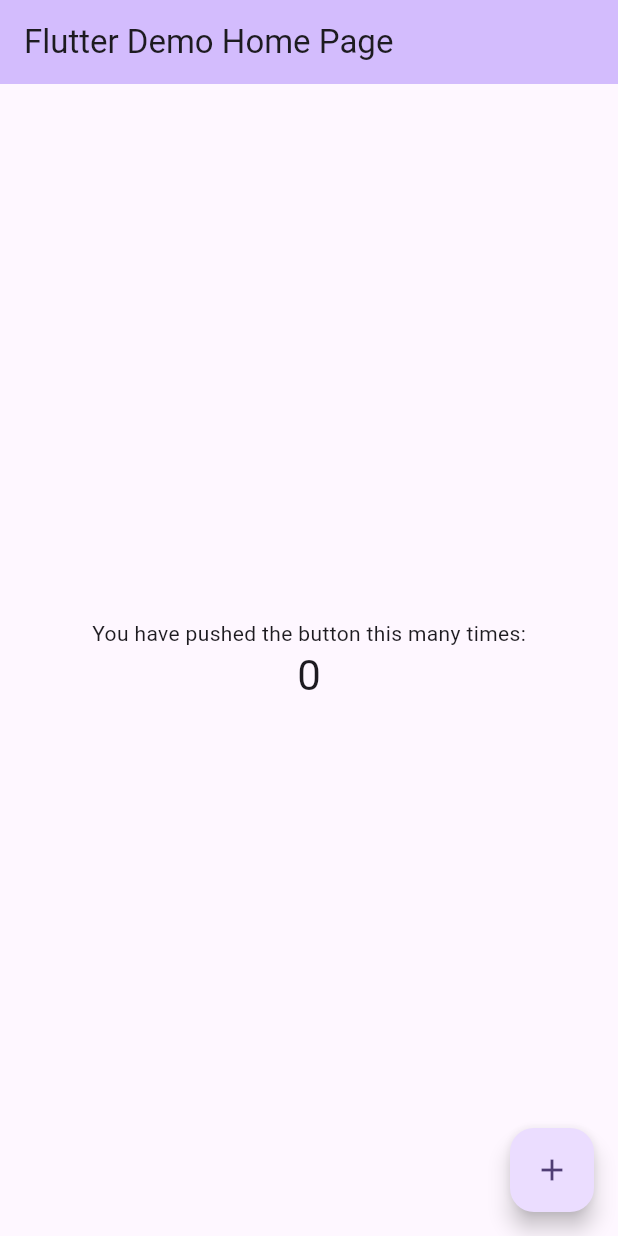
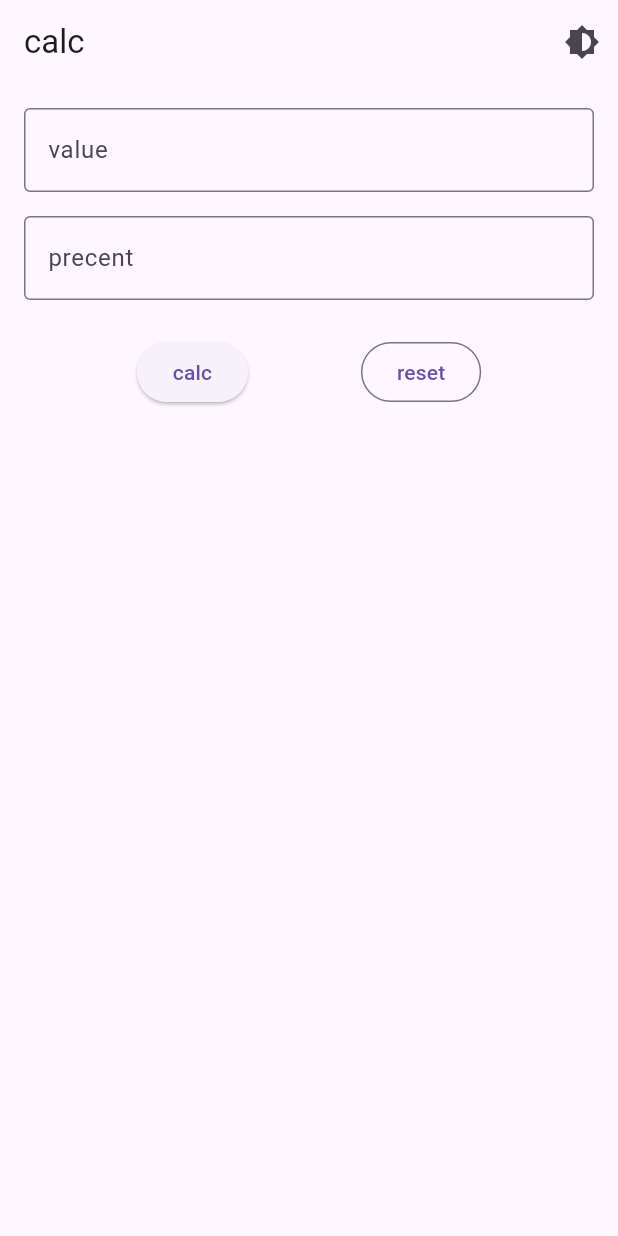
Before and after one commit to petyaas/calc_test, a Flutter app: the screen it shows after launch, on a phone screen of 412 x 824 dp. Run offline on Flutter 3.47's test engine with Material 3 defaults, Android fonts, the phone set to English and light mode, and no system bars; our stand-ins replace flutter_bloc, hive, hive_flutter; accounts and stored records are empty.

Commit message:
calc-screen logic-bloc theme-change depend

```diff
--- /dev/null
+++ b/lib/logic/bloc_logic.dart
@@ -0,0 +1,3 @@
+export 'calc_bloc.dart';
+export 'calc_event.dart';
+export 'calc_state.dart';
--- /dev/null
+++ b/lib/logic/calc_bloc.dart
@@ -0,0 +1,27 @@
+import 'package:flutter_bloc/flutter_bloc.dart';
+import 'package:hive/hive.dart';
+import 'calc_state.dart';
+import 'calc_event.dart';
+
+class CalculatorBloc extends Bloc<CalculatorEvent, CalculatorState> {
+  final Box _historyBox = Hive.box('history');
+
+  CalculatorBloc() : super(CalculatorInitial()) {
+    on<CalculatePressed>((event, emit) {
+      if (event.value <= 0 || event.percent <= 0) {
+        emit(CalculatorError('Большк нуля'));
+      } else {
+        final result = event.value * 100 / event.percent;
+        _historyBox.add({
+          'value': event.value,
+          'percent': event.percent,
+          'result': result,
+          'timestamp': DateTime.now().toIso8601String(),
+        });
+        emit(CalculatorSuccess(result));
+      }
+    });
+
+    on<ResetPressed>((event, emit) => emit(CalculatorInitial()));
+  }
+}
--- /dev/null
+++ b/lib/logic/calc_event.dart
@@ -0,0 +1,10 @@
+abstract class CalculatorEvent {}
+
+class CalculatePressed extends CalculatorEvent {
+  final double value;
+  final double percent;
+
+  CalculatePressed(this.value, this.percent);
+}
+
+class ResetPressed extends CalculatorEvent {}
--- /dev/null
+++ b/lib/logic/calc_state.dart
@@ -0,0 +1,13 @@
+abstract class CalculatorState {}
+
+class CalculatorInitial extends CalculatorState {}
+
+class CalculatorSuccess extends CalculatorState {
+  final double result;
+  CalculatorSuccess(this.result);
+}
+
+class CalculatorError extends CalculatorState {
+  final String message;
+  CalculatorError(this.message);
+}
--- a/lib/main.dart
+++ b/lib/main.dart
@@ -1,122 +1,46 @@
+import 'package:calculator/view/calc_screen.dart';
 import 'package:flutter/material.dart';
+import 'package:flutter_bloc/flutter_bloc.dart';
+import 'package:hive_flutter/hive_flutter.dart';
+import 'logic/bloc_logic.dart';
 
-void main() {
-  runApp(const MyApp());
+
+void main() async {
+  WidgetsFlutterBinding.ensureInitialized();
+  await Hive.initFlutter();
+  await Hive.openBox('history');
+  runApp(MyApp());
 }
 
-class MyApp extends StatelessWidget {
-  const MyApp({super.key});
-
-  // This widget is the root of your application.
+class MyApp extends StatefulWidget {
   @override
-  Widget build(BuildContext context) {
-    return MaterialApp(
-      title: 'Flutter Demo',
-      theme: ThemeData(
-        // This is the theme of your application.
-        //
-        // TRY THIS: Try running your application with "flutter run". You'll see
-        // the application has a purple toolbar. Then, without quitting the app,
-        // try changing the seedColor in the colorScheme below to Colors.green
-        // and then invoke "hot reload" (save your changes or press the "hot
-        // reload" button in a Flutter-supported IDE, or press "r" if you used
-        // the command line to start the app).
-        //
-        // Notice that the counter didn't reset back to zero; the application
-        // state is not lost during the reload. To reset the state, use hot
-        // restart instead.
-        //
-        // This works for code too, not just values: Most code changes can be
-        // tested with just a hot reload.
-        colorScheme: ColorScheme.fromSeed(seedColor: Colors.deepPurple),
-      ),
-      home: const MyHomePage(title: 'Flutter Demo Home Page'),
-    );
-  }
+  State<MyApp> createState() => _MyAppState();
 }
 
-class MyHomePage extends StatefulWidget {
-  const MyHomePage({super.key, required this.title});
+class _MyAppState extends State<MyApp> {
+  ThemeMode _themeMode = ThemeMode.system;
 
-  // This widget is the home page of your application. It is stateful, meaning
-  // that it has a State object (defined below) that contains fields that affect
-  // how it looks.
-
-  // This class is the configuration for the state. It holds the values (in this
-  // case the title) provided by the parent (in this case the App widget) and
-  // used by the build method of the State. Fields in a Widget subclass are
-  // always marked "final".
-
-  final String title;
-
-  @override
-  State<MyHomePage> createState() => _MyHomePageState();
-}
-
-class _MyHomePageState extends State<MyHomePage> {
-  int _counter = 0;
-
-  void _incrementCounter() {
+  void toggleTheme() {
     setState(() {
-      // This call to setState tells the Flutter framework that something has
-      // changed in this State, which causes it to rerun the build method below
-      // so that the display can reflect the updated values. If we changed
-      // _counter without calling setState(), then the build method would not be
-      // called again, and so nothing would appear to happen.
-      _counter++;
+      _themeMode = _themeMode == ThemeMode.dark ? ThemeMode.light : ThemeMode.dark;
     });
   }
 
   @override
   Widget build(BuildContext context) {
-    // This method is rerun every time setState is called, for instance as done
-    // by the _incrementCounter method above.
-    //
-    // The Flutter framework has been optimized to make rerunning build methods
-    // fast, so that you can just rebuild anything that needs updating rather
-    // than having to individually change instances of widgets.
-    return Scaffold(
-      appBar: AppBar(
-        // TRY THIS: Try changing the color here to a specific color (to
-        // Colors.amber, perhaps?) and trigger a hot reload to see the AppBar
-        // change color while the other colors stay the same.
-        backgroundColor: Theme.of(context).colorScheme.inversePrimary,
-        // Here we take the value from the MyHomePage object that was created by
-        // the App.build method, and use it to set our appbar title.
-        title: Text(widget.title),
+    return BlocProvider(
+      create: (_) => CalculatorBloc(),
+      child: MaterialApp(
+        title: 'Calc',
+        theme: ThemeData.light(),
+        darkTheme: ThemeData.dark(),
+        themeMode: _themeMode,
+        supportedLocales: const [
+          Locale('en'),
+          Locale('ru'),
+        ],
+        home: CalculatorScreen(onToggleTheme: toggleTheme),
       ),
-      body: Center(
-        // Center is a layout widget. It takes a single child and positions it
-        // in the middle of the parent.
-        child: Column(
-          // Column is also a layout widget. It takes a list of children and
-          // arranges them vertically. By default, it sizes itself to fit its
-          // children horizontally, and tries to be as tall as its parent.
-          //
-          // Column has various properties to control how it sizes itself and
-          // how it positions its children. Here we use mainAxisAlignment to
-          // center the children vertically; the main axis here is the vertical
-          // axis because Columns are vertical (the cross axis would be
-          // horizontal).
-          //
-          // TRY THIS: Invoke "debug painting" (choose the "Toggle Debug Paint"
-          // action in the IDE, or press "p" in the console), to see the
-          // wireframe for each widget.
-          mainAxisAlignment: MainAxisAlignment.center,
-          children: <Widget>[
-            const Text('You have pushed the button this many times:'),
-            Text(
-              '$_counter',
-              style: Theme.of(context).textTheme.headlineMedium,
-            ),
-          ],
-        ),
-      ),
-      floatingActionButton: FloatingActionButton(
-        onPressed: _incrementCounter,
-        tooltip: 'Increment',
-        child: const Icon(Icons.add),
-      ), // This trailing comma makes auto-formatting nicer for build methods.
     );
   }
 }
--- /dev/null
+++ b/lib/view/calc_screen.dart
@@ -0,0 +1,109 @@
+import 'package:flutter/material.dart';
+import 'package:flutter_bloc/flutter_bloc.dart';
+import '../logic/bloc_logic.dart';
+
+class CalculatorScreen extends StatefulWidget {
+  final VoidCallback onToggleTheme;
+  const CalculatorScreen({Key? key, required this.onToggleTheme}) : super(key: key);
+
+  @override
+  State<CalculatorScreen> createState() => _CalculatorScreenState();
+}
+
+class _CalculatorScreenState extends State<CalculatorScreen> {
+  final _valueController = TextEditingController();
+  final _percentController = TextEditingController();
+
+  @override
+  void dispose() {
+    _valueController.dispose();
+    _percentController.dispose();
+    super.dispose();
+  }
+
+  void _onCalculate() {
+    final value = double.tryParse(_valueController.text);
+    final percent = double.tryParse(_percentController.text);
+
+    if (value == null || percent == null || value <= 0 || percent <= 0) {
+      context.read<CalculatorBloc>().add(CalculatePressed(-1, -1));
+    } else {
+      context.read<CalculatorBloc>().add(CalculatePressed(value, percent));
+    }
+  }
+
+  void _onReset() {
+    _valueController.clear();
+    _percentController.clear();
+    context.read<CalculatorBloc>().add(ResetPressed());
+  }
+
+  @override
+  Widget build(BuildContext context) {
+
+    return Scaffold(
+      appBar: AppBar(
+        title: Text('calc'),
+        actions: [
+          IconButton(
+            icon: const Icon(Icons.brightness_6),
+            onPressed: widget.onToggleTheme,
+          ),
+        ],
+      ),
+      body: Padding(
+        padding: const EdgeInsets.all(16.0),
+        child: Column(
+          children: [
+            TextField(
+              controller: _valueController,
+              decoration: InputDecoration(
+                labelText: 'value',
+                border: const OutlineInputBorder(),
+              ),
+              keyboardType: TextInputType.number,
+            ),
+            const SizedBox(height: 16),
+            TextField(
+              controller: _percentController,
+              decoration: InputDecoration(
+                labelText: 'precent',
+                border: const OutlineInputBorder(),
+              ),
+              keyboardType: TextInputType.number,
+            ),
+            const SizedBox(height: 24),
+            Row(
+              mainAxisAlignment: MainAxisAlignment.spaceEvenly,
+              children: [
+                ElevatedButton(
+                  onPressed: _onCalculate,
+                  child: Text('calc'),
+                ),
+                OutlinedButton(
+                  onPressed: _onReset,
+                  child: Text('reset'),
+                ),
+              ],
+            ),
+            const SizedBox(height: 24),
+            BlocBuilder<CalculatorBloc, CalculatorState>(
+              builder: (context, state) {
+                if (state is CalculatorSuccess) {
+                  return Text('100% = ${state.result.toStringAsFixed(2)}');
+                } else if (state is CalculatorError) {
+                  return Text(
+                    'error',
+                    style: const TextStyle(color: Colors.red),
+                  );
+                } else {
+                  return Container();
+                }
+              },
+            ),
+          ],
+        ),
+      ),
+    );
+  }
+}
```
Also changed, not shown: pubspec.yaml (+11 -76 lines), pubspec.lock, 3 other files.
